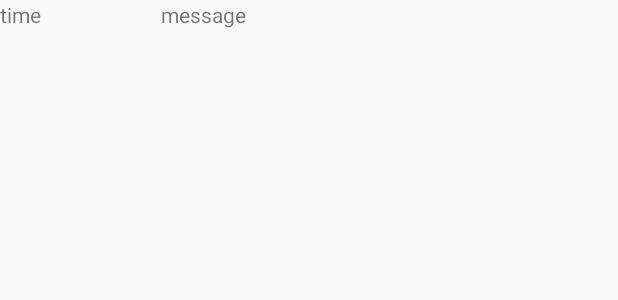
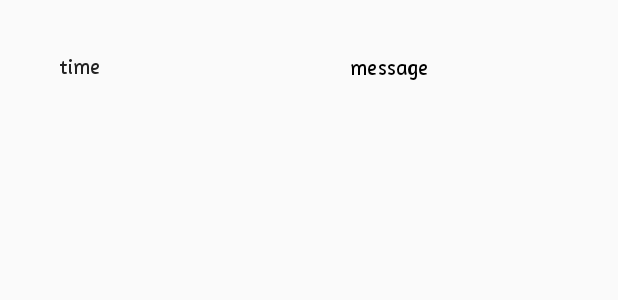
Before and after one commit to CMPUT301F20T28/SushiPlatter, an Android app: the layout content_message_center.xml on its own in the app's theme, with its tools: preview values and no code run, on a phone screen of 412 x 824 dp. Shown: the top 300 px of the screen. Run offline under Robolectric (Android 15) with nearby library versions, the phone set to English and light mode, and no system bars.

Commit message:
change font

```diff
--- a/301pro/app/src/main/res/layout/content_message_center.xml
+++ b/301pro/app/src/main/res/layout/content_message_center.xml
@@ -8,7 +8,10 @@
         android:layout_width="214dp"
         android:layout_height="88dp"
         android:layout_weight="1"
-        android:text="time" />
+        android:fontFamily="@font/amaranth"
+        android:gravity="center|center_horizontal|center_vertical"
+        android:text="time"
+        android:textColor="#232323" />
 
     <LinearLayout
         android:layout_width="match_parent"
@@ -20,7 +23,10 @@
             android:id="@+id/messageDetail"
             android:layout_width="match_parent"
             android:layout_height="match_parent"
-            android:text="message" />
+            android:fontFamily="@font/amaranth"
+            android:gravity="center|center_horizontal|center_vertical"
+            android:text="message"
+            android:textColor="#000000" />
     </LinearLayout>
 
 </LinearLayout>
```
Also changed, not shown: 301pro/app/src/main/res/font/amaranth.ttf (added).
